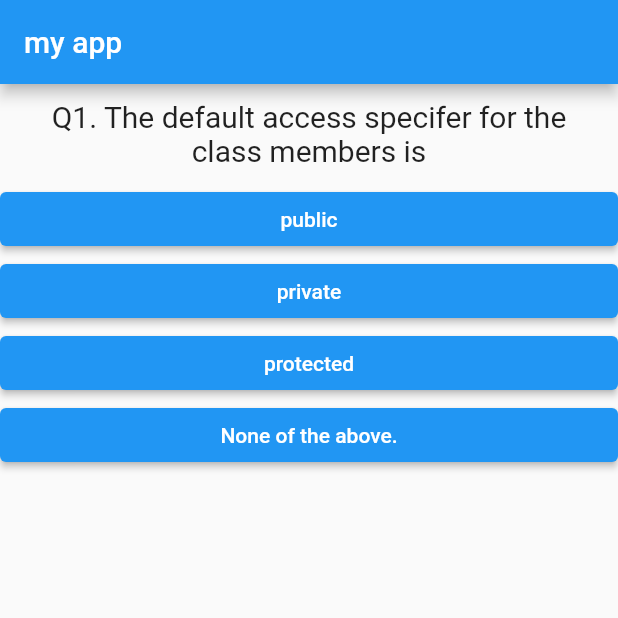
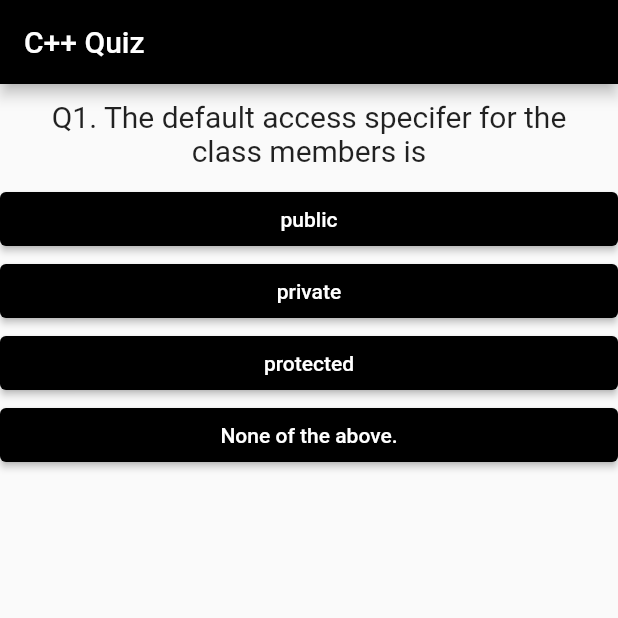
Before and after one commit to MrSR2000/Quiz, a Flutter app: the screen it shows after launch, on a phone screen of 412 x 824 dp, the top half of it. Run offline on Flutter 3.47's test engine with Material 2 defaults, Android fonts, the phone set to English and light mode, and no system bars.

Commit message:
UI change

```diff
--- a/lib/answer.dart
+++ b/lib/answer.dart
@@ -12,7 +12,7 @@ class Answer extends StatelessWidget {
       width: double.infinity,
       child: ElevatedButton(
         style: ElevatedButton.styleFrom(
-          backgroundColor: Colors.blue,
+          backgroundColor: Colors.black,
           foregroundColor: Colors.white,
         ),
         onPressed: selectHandler,
--- a/lib/main.dart
+++ b/lib/main.dart
@@ -159,9 +159,13 @@ class _MyAppState extends State<MyApp> {
   @override
   Widget build(BuildContext context) {
     return MaterialApp(
+      debugShowCheckedModeBanner: false,
       home: Scaffold(
         appBar: AppBar(
-          title: const Text('my app'),
+          title: const Text(
+            'C++ Quiz',
+          ),
+          backgroundColor: Colors.black,
         ),
         body: _questionIndex < _questions.length
             ? Quiz(
--- a/lib/result.dart
+++ b/lib/result.dart
@@ -33,10 +33,11 @@ class Result extends StatelessWidget {
           TextButton(
             onPressed: resetQuiz,
             style: TextButton.styleFrom(
-              foregroundColor: const Color.fromARGB(255, 40, 179, 42),
+              foregroundColor: Colors.red,
             ),
             child: const Text(
               'Restart Quiz!',
+              style: TextStyle(fontSize: 20),
             ),
           ),
         ],
```
